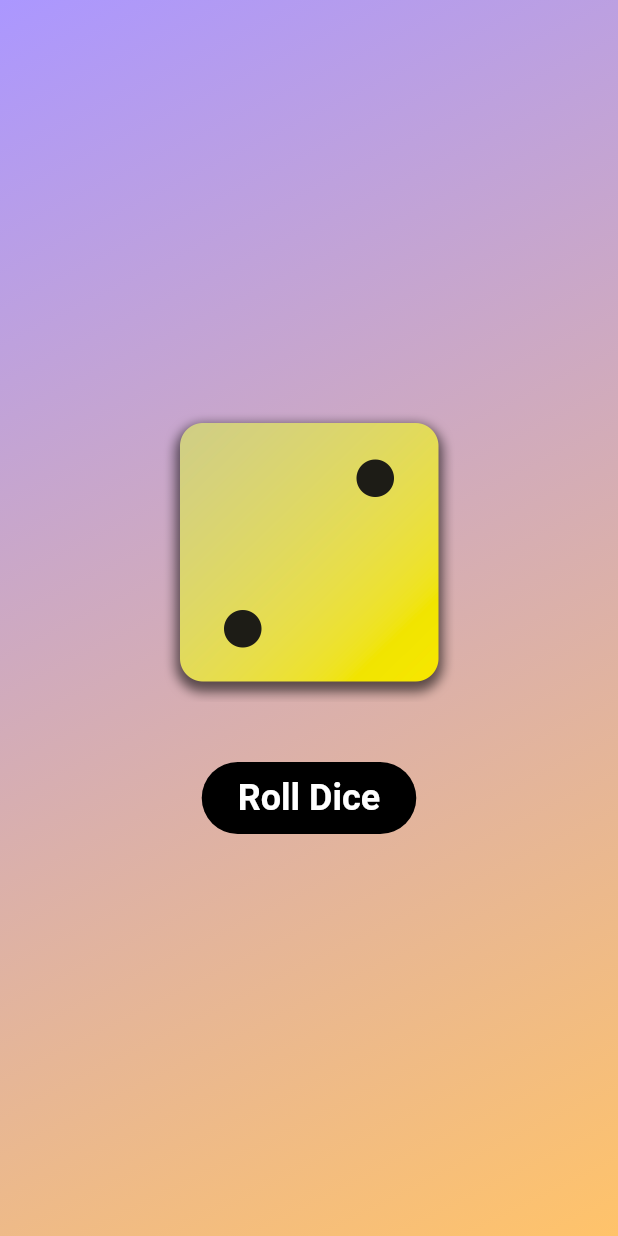
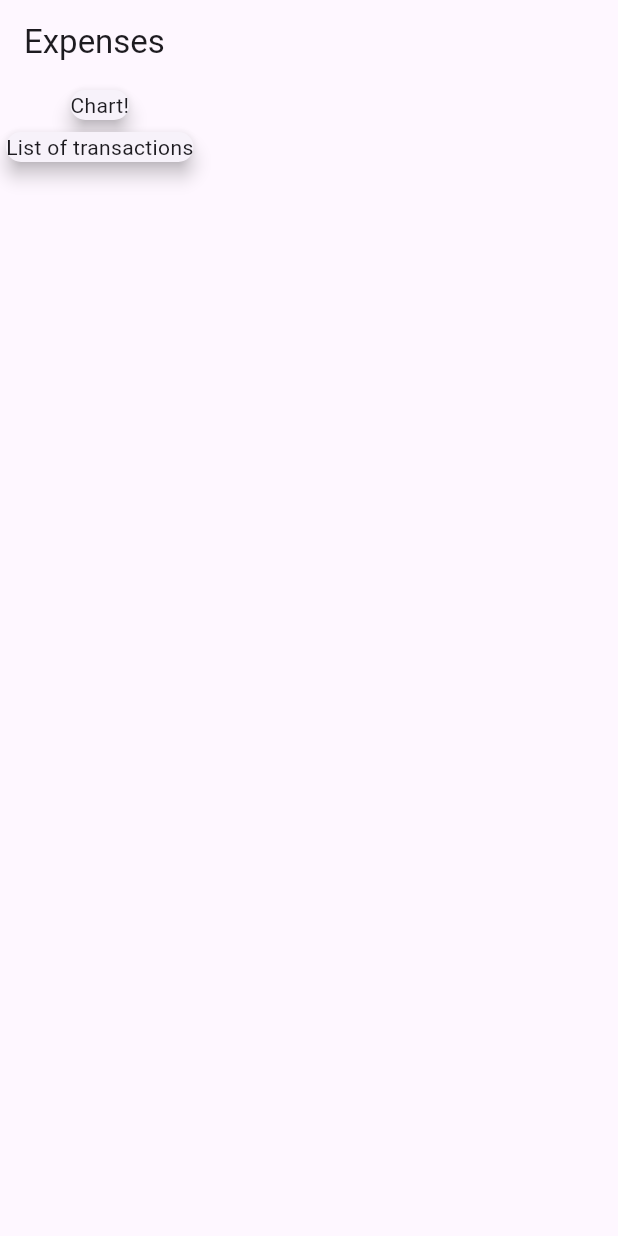
Before and after one commit to LAsurvivor/flutter-dart-app, a Flutter app: the screen it shows after launch, on a phone screen of 412 x 824 dp. Run offline on Flutter 3.47's test engine with Material 3 defaults, Android fonts, the phone set to English and light mode, and no system bars.

Commit message:
lesson 99

```diff
--- a/lib/dice_roller.dart
+++ /dev/null
@@ -1,59 +0,0 @@
-import 'dart:math';
-
-import 'package:flutter/material.dart';
-
-final randomizer = Random();
-
-class DiceRoller extends StatefulWidget {
-  const DiceRoller({
-    super.key,
-  });
-
-  @override
-  State<DiceRoller> createState() {
-    return _DiceRollerState();
-  }
-}
-
-class _DiceRollerState extends State<DiceRoller> {
-  var currentDiceRoll = 2;
-
-  void rollDice() {
-    setState(() {
-      currentDiceRoll = randomizer.nextInt(6) + 1;
-    });
-  }
-
-  @override
-  Widget build(context) {
-    return Column(
-      mainAxisSize: MainAxisSize.min,
-      children: [
-        Image.asset(
-          'assets/images/dice-$currentDiceRoll.png',
-          width: 200,
-        ),
-        const SizedBox(height: 40),
-        TextButton(
-          onPressed: rollDice,
-          style: TextButton.styleFrom(
-            shape: RoundedRectangleBorder(
-              borderRadius: BorderRadius.circular(24),
-            ),
-            padding: const EdgeInsets.symmetric(
-              horizontal: 24,
-              vertical: 10,
-            ),
-            foregroundColor: const Color.fromARGB(255, 255, 255, 255),
-            backgroundColor: const Color.fromARGB(255, 0, 0, 0),
-            textStyle: const TextStyle(
-              fontSize: 24,
-              fontWeight: FontWeight.bold,
-            ),
-          ),
-          child: const Text('Roll Dice'),
-        )
-      ],
-    );
-  }
-}
--- /dev/null
+++ b/lib/expenses.dart
@@ -0,0 +1,31 @@
+import 'package:flutter/material.dart';
+
+class Expenses extends StatefulWidget {
+  const Expenses({super.key});
+
+  @override
+  State<Expenses> createState() => _ExpensesState();
+}
+
+class _ExpensesState extends State<Expenses> {
+  @override
+  Widget build(BuildContext context) {
+    return Scaffold(
+      appBar: AppBar(
+        title: const Text('Expenses'),
+      ),
+      body: const Column(
+        children: <Widget>[
+          Card(
+            elevation: 5,
+            child: Text('Chart!'),
+          ),
+          Card(
+            elevation: 5,
+            child: Text('List of transactions'),
+          ),
+        ],
+      )
+    );
+  }
+}
--- a/lib/gradient_container.dart
+++ /dev/null
@@ -1,39 +0,0 @@
-import 'dart:math';
-
-import 'package:first_app/dice_roller.dart';
-import 'package:first_app/style_text.dart';
-import 'package:flutter/material.dart';
-
-const startAlignment = Alignment.topLeft;
-const endAlignment = Alignment.bottomRight;
-
-class GradientContainer extends StatelessWidget {
-  const GradientContainer({
-    super.key,
-    required this.colors,
-  });
-
-  const GradientContainer.purple({super.key})
-      : colors = const [
-          Color.fromARGB(255, 171, 151, 255),
-          Color.fromARGB(255, 255, 195, 106),
-        ];
-
-  final List<Color> colors;
-
-  @override
-  Widget build(BuildContext context) {
-    return Container(
-      decoration: BoxDecoration(
-        gradient: LinearGradient(
-          begin: startAlignment,
-          end: endAlignment,
-          colors: colors,
-        ),
-      ),
-      child: const Center(
-        child: DiceRoller(),
-      ),
-    );
-  }
-}
--- a/lib/main.dart
+++ b/lib/main.dart
@@ -1,24 +1,10 @@
-import 'package:flutter/cupertino.dart';
-
-import 'package:first_app/gradient_container.dart';
+import 'package:first_app/expenses.dart';
+import 'package:flutter/material.dart';
 
 void main() {
   runApp(
-    const MyApp(),
+    const MaterialApp(
+      home: Expenses(),
+    ),
   );
 }
-
-class MyApp extends StatelessWidget {
-  const MyApp({
-    super.key,
-  });
-
-  @override
-  Widget build(BuildContext context) {
-    return const CupertinoApp(
-      home: CupertinoPageScaffold(
-        child: GradientContainer.purple(),
-      ),
-    );
-  }
-}
```
Also changed, not shown: lib/models/expense.dart (added, +40 -0 lines), lib/style_text.dart (deleted, +0 -23 lines), pubspec.yaml (+1 -6 lines), assets/images/dice-1.png (deleted), assets/images/dice-2.png (deleted), assets/images/dice-3.png (deleted), assets/images/dice-4.png (deleted), assets/images/dice-5.png (deleted), assets/images/dice-6.png (deleted), 1 other file.
